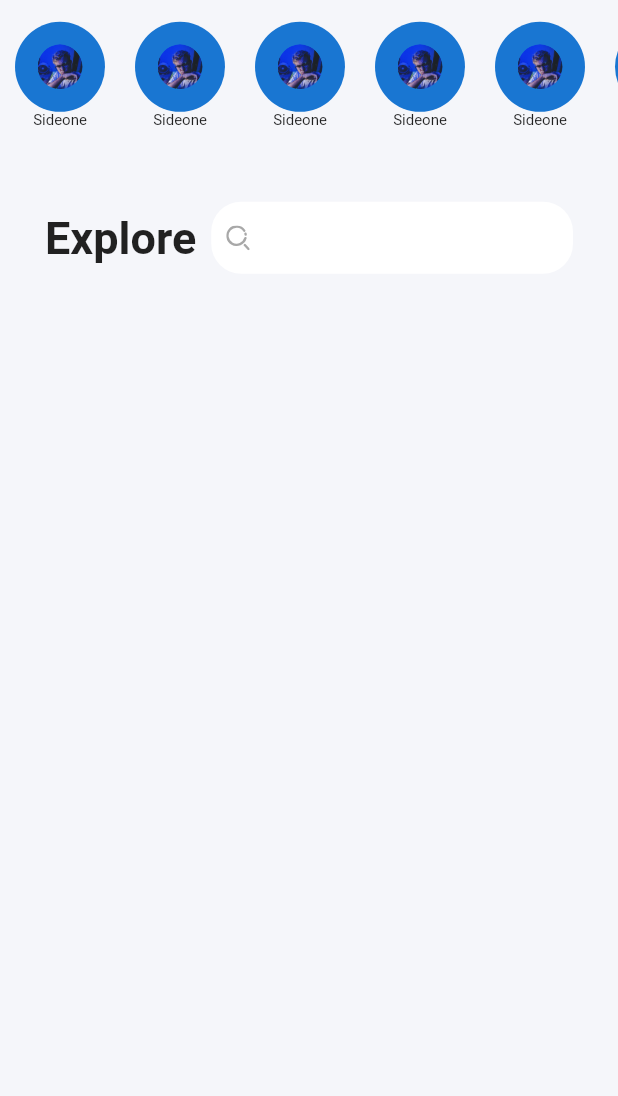
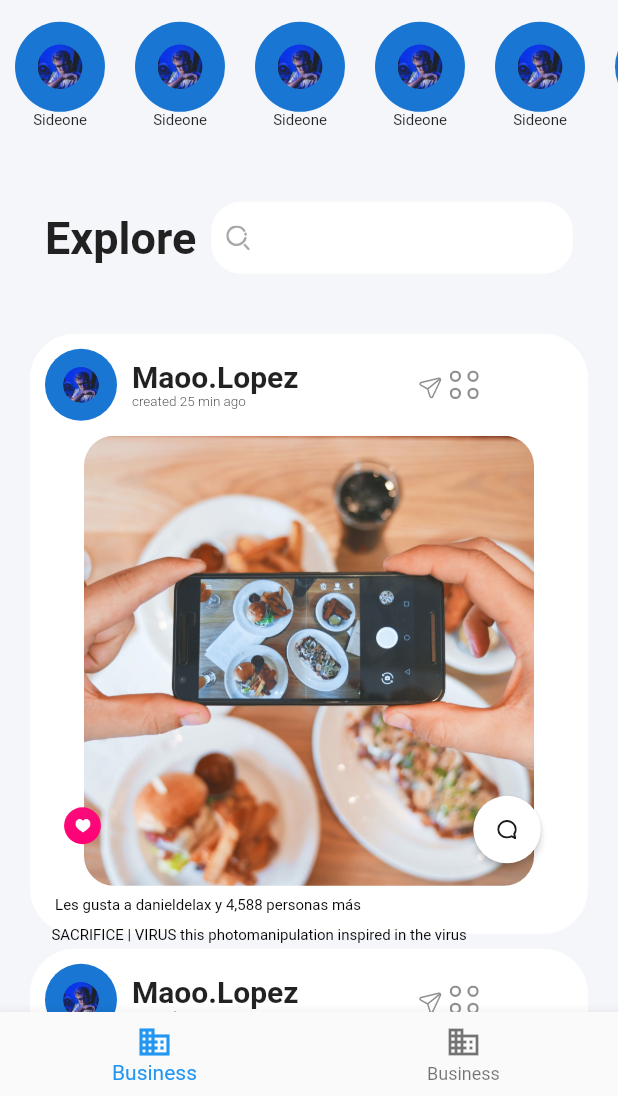
Before and after one commit to Mozartted/FluterPractise-IG-Resign, a Flutter app: the screen it shows after launch, on a phone screen of 412 x 824 dp, the part 140-1236 px from its top. Run offline on Flutter 3.47's test engine with Material 2 defaults, Android fonts, the phone set to English and light mode, and no system bars; our stand-ins replace flutter_svg.

Commit message:
Extended updates for the styles

```diff
--- a/lib/uis/home.dart
+++ b/lib/uis/home.dart
@@ -34,6 +34,119 @@ class _HomePageState extends State<Home> {
       )
     ],
   );
+
+  Widget _generateGrid(imageAddress) {
+    return Container(
+      margin: EdgeInsets.fromLTRB(20, 10, 20, 0),
+      height: 400,
+      decoration: BoxDecoration(
+        borderRadius: BorderRadius.circular(30),
+        color: Color(0xFFFFFFFF),
+      ),
+      child: Column(
+        children: [
+          Container(
+            margin: EdgeInsets.fromLTRB(10, 10, 10, 10),
+            child: Row(
+              // mainAxisAlignment: MainAxisAlignment.spaceBetween,
+              children: [
+                CircleAvatar(
+                    radius: 24,
+                    child: ClipRRect(
+                      borderRadius: BorderRadius.circular(24),
+                      child: Image.asset('assets/images/head-view-1.png',
+                          width: 24, height: 24, fit: BoxFit.cover),
+                    )),
+                Container(
+                  width: 200,
+                  padding: EdgeInsets.fromLTRB(10, 0, 10, 0),
+                  child: Column(
+                    crossAxisAlignment: CrossAxisAlignment.start,
+                    children: [
+                      Text('Maoo.Lopez',
+                          style: TextStyle(
+                              fontSize: 20, fontWeight: FontWeight.w700)),
+                      Text('created 25 min ago',
+                          style: TextStyle(
+                              fontSize: 9, fontWeight: FontWeight.w300)),
+                    ],
+                  ),
+                ),
+                Row(
+                  children: [
+                    SvgPicture.asset('assets/fly.svg', width: 21, height: 19),
+                    SvgPicture.asset('assets/menu.svg', width: 21, height: 19)
+                  ],
+                )
+              ],
+            ),
+          ),
+          Container(
+              margin: EdgeInsets.fromLTRB(10, 0, 10, 0),
+              child: Stack(
+                alignment: const Alignment(0, 0.9),
+                children: [
+                  Container(
+                    height: 300,
+                    width: 300,
+                    child: ClipRRect(
+                        borderRadius: BorderRadius.circular(20),
+                        child: Image.asset(imageAddress,
+                            height: 300, width: 300, fit: BoxFit.cover)),
+                  ),
+                  Container(
+                      child: Row(
+                    mainAxisAlignment: MainAxisAlignment.spaceBetween,
+                    children: [
+                      SvgPicture.asset(
+                        'assets/heart.svg',
+                        width: 50,
+                        height: 50,
+                      ),
+                      MaterialButton(
+                        onPressed: () {},
+                        color: Colors.white,
+                        textColor: Colors.white,
+                        child: SvgPicture.asset(
+                          'assets/comment_box.svg',
+                          width: 13,
+                          height: 13,
+                        ),
+                        padding: EdgeInsets.all(16),
+                        shape: CircleBorder(),
+                      )
+                    ],
+                  )),
+                ],
+              )),
+          Container(
+            alignment: Alignment(-0.7, -1.0),
+            child: Column(
+              crossAxisAlignment: CrossAxisAlignment.start,
+              children: [
+                Text(' Les gusta a danieldelax y 4,588 personas más',
+                    style: TextStyle(
+                      fontSize: 10,
+                      fontWeight: FontWeight.w400,
+                      color: Colors.black,
+                      height: 2,
+                    )),
+                Text(
+                  'SACRIFICE | VIRUS this photomanipulation inspired in the virus',
+                  style: TextStyle(
+                    fontSize: 10,
+                    fontWeight: FontWeight.w400,
+                    color: Colors.black,
+                    height: 2,
+                  ),
+                ),
+              ],
+            ),
+          )
+        ],
+      ),
+    );
+  }
 
   List<Widget> avatarList = List.generate(
       1200,
@@ -113,8 +226,20 @@ class _HomePageState extends State<Home> {
                     ),
                   )
                 ],
-                ))
+              )),
+          _generateGrid('assets/images/ig_shot_1.jpg'),
+          _generateGrid('assets/images/ig_shot_2.jpg'),
+          _generateGrid('assets/images/ig_shot_3.jpg'),
         ],
-        )));
+      )),
+      bottomNavigationBar: BottomNavigationBar(
+        items: <BottomNavigationBarItem>[
+          BottomNavigationBarItem(
+              icon: Icon(Icons.business), title: Text('Business')),
+          BottomNavigationBarItem(
+              icon: Icon(Icons.business), title: Text('Business'))
+        ],
+      ),
+    );
   }
 }
```
Also changed, not shown: assets/comment_box.svg (added), assets/fly.svg (added), assets/heart.svg (added), assets/images/covid-2.png (added), assets/images/covid-3.png (added), assets/images/covid.png (added), assets/images/ig_shot_1.jpg (added), assets/images/ig_shot_2.jpg (added), assets/images/ig_shot_4.jpg (added), assets/menu.svg (added), 1 other file. Lines whose indentation alone changed are shown as unchanged.
